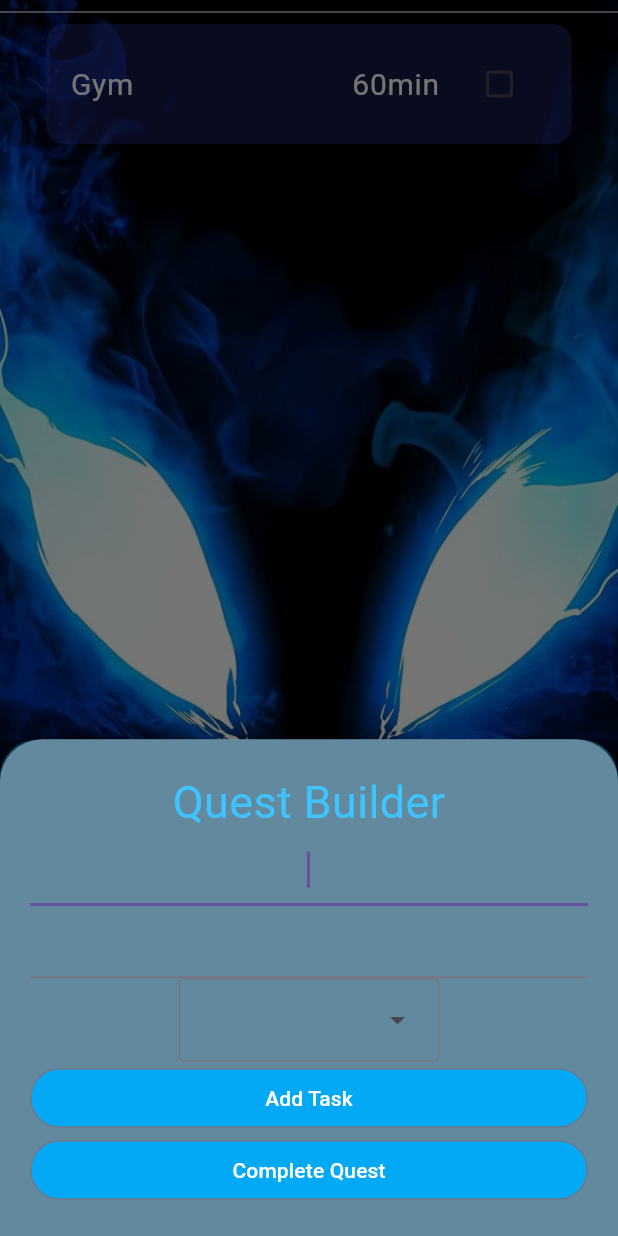
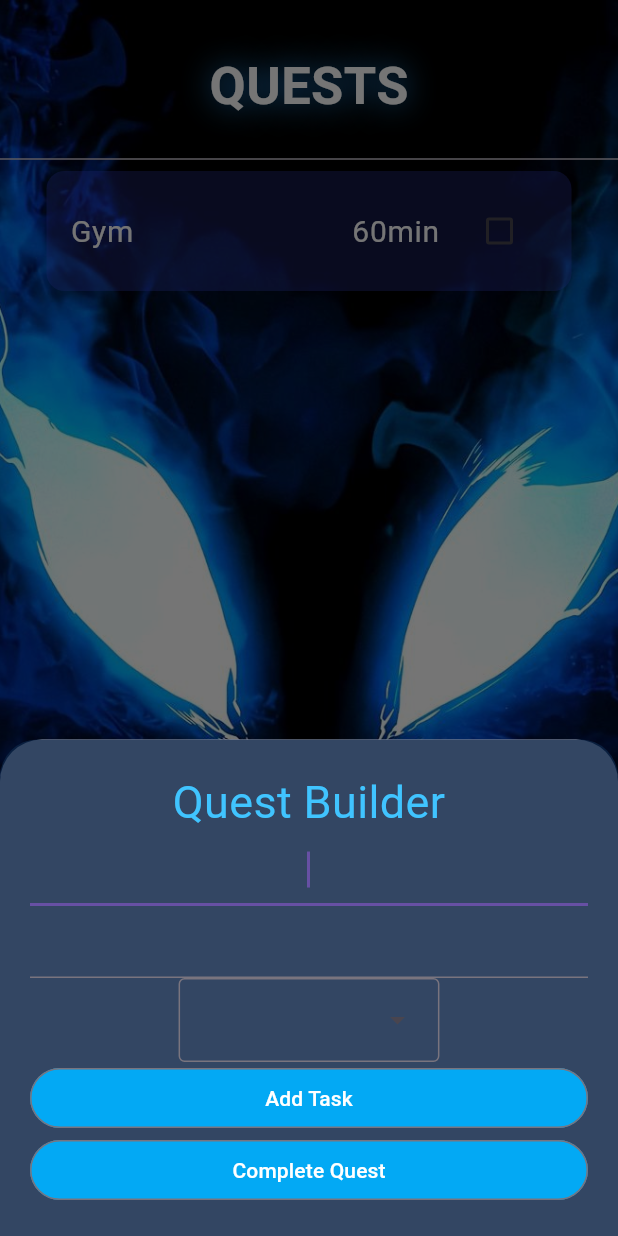
Before and after one commit to Parth-11/ShadowRank, a Flutter app: the QuestPage screen opened directly, after a tap on the "edit" icon, on a phone screen of 412 x 824 dp. Run offline on Flutter 3.47's test engine with Material 3 defaults, Android fonts, the phone set to English and light mode, and no system bars; our stand-ins replace hexcolor, stroke_text.

Commit message:
title added

```diff
--- a/lib/screens/quest_bottom_sheet.dart
+++ b/lib/screens/quest_bottom_sheet.dart
@@ -13,11 +13,11 @@ class _QuestBottomSheetState extends State<QuestBottomSheet> {
   @override
   Widget build(BuildContext context) {
     return Container(
-      color: Colors.black54,
+      //color: Colors.black54,
       child: Container(
         padding: const EdgeInsets.all(20),
         decoration: BoxDecoration(
-          color: Colors.lightBlueAccent.withOpacity(0.3),
+          color: Color.fromARGB(212, 11, 35, 68),
           borderRadius: const BorderRadius.only(
               topLeft: Radius.circular(25), topRight: Radius.circular(25)),
         ),
--- a/lib/screens/quest_page.dart
+++ b/lib/screens/quest_page.dart
@@ -37,6 +37,7 @@ class _QuestPageState extends State<QuestPage> {
           ),
           //Quest Container
           SafeArea(
+
             child: SizedBox(
               height: double.infinity,
               width: double.infinity,
@@ -45,7 +46,29 @@ class _QuestPageState extends State<QuestPage> {
                 crossAxisAlignment: CrossAxisAlignment.center,
                 children: [
                   //Quest info box
-                  Container(),
+                  Container(
+                    padding: const EdgeInsets.all(16.0),
+                    margin: const EdgeInsets.only(top: 16.0),
+                    decoration: BoxDecoration(
+                      color: Colors.black.withOpacity(0.7),
+                      borderRadius: BorderRadius.circular(8.0),
+                     ),
+                     child: const Text(
+                      "QUESTS",
+                      style: TextStyle(
+                        fontSize: 35,
+                         color: Colors.white,
+                         fontWeight: FontWeight.bold,
+                         shadows: [
+                        Shadow(
+                          blurRadius: 25.0,
+                          offset: Offset(0, 0),
+                          color: Colors.blue,
+                        ),
+                      ],
+                      ),
+                     ),
+                  ),
                   //Text and buttons
                   const Row(),
                   const Divider(),
```
